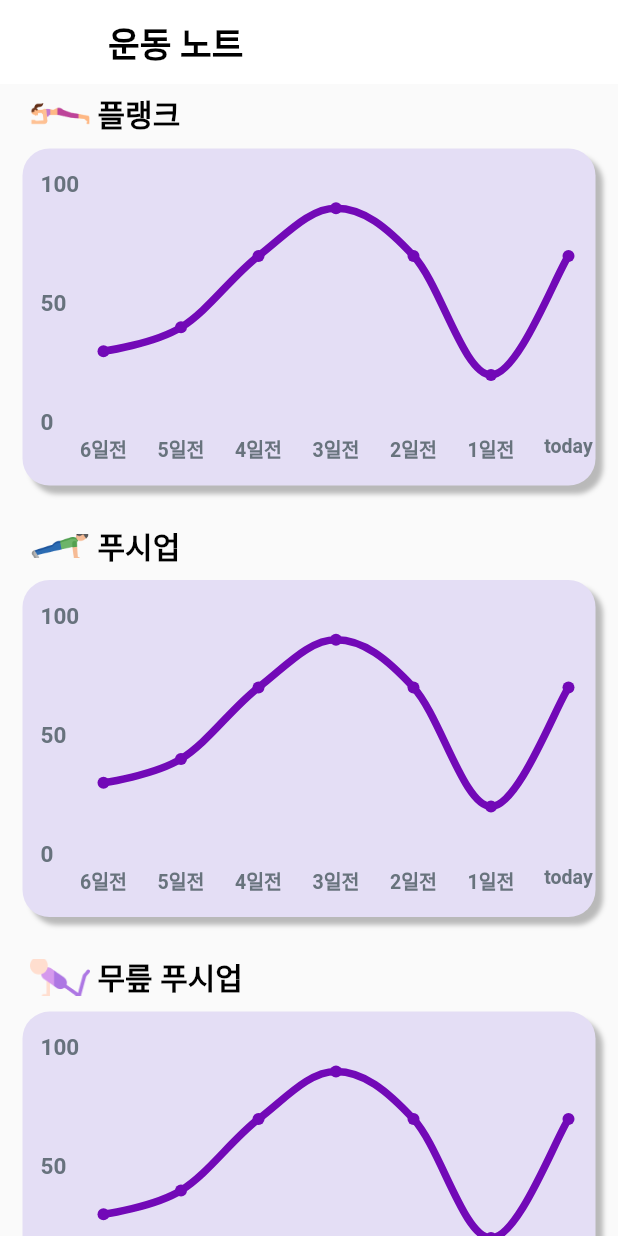
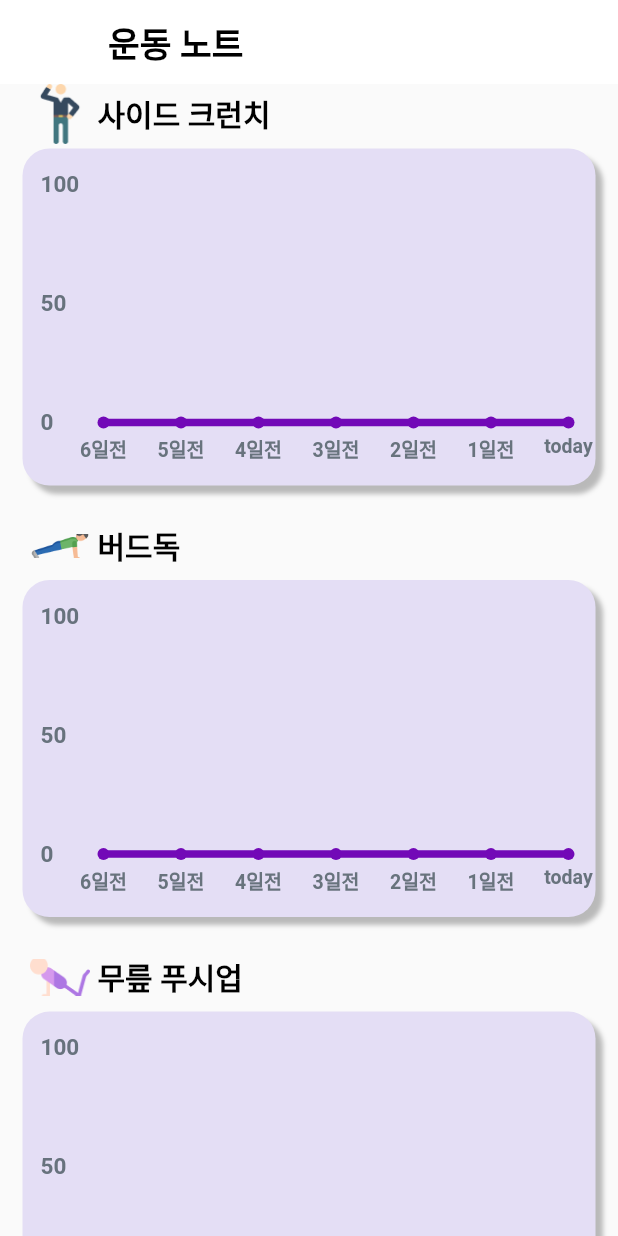
Before and after one commit to NaverMind/AIHealthCare, a Flutter app: the Note screen opened directly, on a phone screen of 412 x 824 dp. Run offline on Flutter 3.47's test engine with Material 2 defaults, Android fonts, the phone set to English and light mode, and no system bars; drawn by our look-alikes of fl_chart; our stand-ins replace drift, flutter_tts, get_it, introduction_screen, permission_handler, shared_preferences and 1 more; missing offline and left inert: body_detection, circular_bottom_navigation, flutter_beep; accounts and stored records are empty; generated files the repository leaves out were written again.

Commit message:
그래프 연동 완료

```diff
--- a/senior_fit_1/lib/database/drift_database.dart
+++ b/senior_fit_1/lib/database/drift_database.dart
@@ -25,6 +25,9 @@ class LocalDatabase extends _$LocalDatabase {
   Future<List<FeedbackScore>> watchFeedbackScores(DateTime startTime) =>
       (select(feedbackScores)..where((tbl)=>tbl.startTime.equals(startTime))).get();
 
+  Future<List<FeedbackScore>> watchFeedbackScoresAct(String activeName) =>
+      (select(feedbackScores)..where((tbl)=>tbl.activeName.equals(activeName))).get();
+
   @override
   int get schemaVersion => 1;
 }
--- a/senior_fit_1/lib/screens/for_chart.dart
+++ b/senior_fit_1/lib/screens/for_chart.dart
@@ -1,20 +1,88 @@
 import 'package:fl_chart/fl_chart.dart';
 import 'package:flutter/material.dart';
+import 'package:get_it/get_it.dart';
+
+import '../database/drift_database.dart';
 
 class LineChartSample2 extends StatefulWidget {
-  const LineChartSample2({super.key});
+  final String actionName;
+
+  const LineChartSample2({super.key, required this.actionName});
 
   @override
   State<LineChartSample2> createState() => _LineChartSample2State();
 }
 
 class _LineChartSample2State extends State<LineChartSample2> {
+  List<FlSpot> spotList = [
+    FlSpot(0, 0),
+    FlSpot(1, 0),
+    FlSpot(2, 0),
+    FlSpot(3, 0),
+    FlSpot(4, 0),
+    FlSpot(5, 0),
+    FlSpot(6, 0),
+  ];
+  List<List<int>> spotTemp = [
+    [0, 0],
+    [0, 0],
+    [0, 0],
+    [0, 0],
+    [0, 0],
+    [0, 0],
+    [0, 0],
+  ];
+
   List<Color> gradientColors = [
     const Color(0xff7209B7),
     const Color(0xff7209B7),
   ];
 
   bool showAvg = false;
+
+  void readDatabase() async {
+    final data = await GetIt.I<LocalDatabase>()
+        .watchFeedbackScoresAct(widget.actionName);
+    print(data);
+
+    DateTime today = DateTime(
+      DateTime.now().year,
+      DateTime.now().month,
+      DateTime.now().day,
+    );
+
+    for (var element in data) {
+      print(element);
+
+      int diff = today.difference(element.createdAt).inDays;
+      print("diff : $diff");
+      if (diff < 7) {
+        spotTemp[diff][1] = (spotTemp[diff][1] + element.score~/4);
+        spotTemp[diff][0]++;
+      }
+    }
+    print('${widget.actionName}=============');
+    print(spotTemp);
+    print('=============');
+    setState((){
+      spotList = [
+        FlSpot(0, spotTemp[6][0] != 0 ? ((spotTemp[6][1]~/spotTemp[6][0])/10).toDouble() : 0),
+        FlSpot(1, spotTemp[5][0] != 0 ? ((spotTemp[5][1]~/spotTemp[5][0])/10).toDouble(): 0),
+        FlSpot(2, spotTemp[4][0] != 0 ? ((spotTemp[4][1]~/spotTemp[4][0])/10).toDouble(): 0),
+        FlSpot(3, spotTemp[3][0] != 0 ? ((spotTemp[3][1]~/spotTemp[3][0])/10).toDouble(): 0),
+        FlSpot(4, spotTemp[2][0] != 0 ? ((spotTemp[2][1]~/spotTemp[2][0])/10).toDouble(): 0),
+        FlSpot(5, spotTemp[1][0] != 0 ? ((spotTemp[1][1]~/spotTemp[1][0])/10).toDouble(): 0),
+        FlSpot(6, spotTemp[0][0] != 0 ? ((spotTemp[0][1]~/spotTemp[0][0])/10).toDouble(): 0),
+      ];
+    });
+
+  }
+
+  @override
+  void initState() {
+    super.initState();
+    readDatabase();
+  }
 
   @override
   Widget build(BuildContext context) {
@@ -173,15 +241,7 @@ class _LineChartSample2State extends State<LineChartSample2> {
       maxY: 10,
       lineBarsData: [
         LineChartBarData(
-          spots: const [
-            FlSpot(0, 3),
-            FlSpot(1, 4),
-            FlSpot(2, 7),
-            FlSpot(3, 9),
-            FlSpot(4, 7),
-            FlSpot(5, 2),
-            FlSpot(6, 7),
-          ],
+          spots: spotList,
           isCurved: true,
           gradient: LinearGradient(
             colors: gradientColors,
@@ -194,9 +254,8 @@ class _LineChartSample2State extends State<LineChartSample2> {
           belowBarData: BarAreaData(
             show: true,
             gradient: LinearGradient(
-              colors: gradientColors
-                  .map((color) => color.withOpacity(0))
-                  .toList(),
+              colors:
+                  gradientColors.map((color) => color.withOpacity(0)).toList(),
             ),
           ),
         ),
--- a/senior_fit_1/lib/screens/note.dart
+++ b/senior_fit_1/lib/screens/note.dart
@@ -9,6 +9,8 @@ class Note extends StatefulWidget {
 }
 
 class _MyPageState extends State<Note> {
+
+
   @override
   Widget build(BuildContext context) {
     return Scaffold(
@@ -30,13 +32,13 @@ class _MyPageState extends State<Note> {
                   children: [
                     const SizedBox(width: 20,),
                     Image.asset(
-                      'images/plank.png',
+                      'images/man.png',
                       height: 40,
                       width: 40,
                       fit: BoxFit.contain,
                     ),
                     const Text(
-                      ' 플랭크',
+                      ' 사이드 크런치',
                       style: TextStyle(
                         color: Colors.black,
                         fontWeight: FontWeight.bold,
@@ -48,7 +50,7 @@ class _MyPageState extends State<Note> {
               ),
               const Padding(
                 padding: EdgeInsets.fromLTRB(15, 3, 15, 10),
-                child: LineChartSample2(),
+                child: LineChartSample2(actionName: '사이드 크런치',),
               ),
               const SizedBox(
                 height: 10,
@@ -65,7 +67,7 @@ class _MyPageState extends State<Note> {
                       fit: BoxFit.contain,
                     ),
                     const Text(
-                      ' 푸시업',
+                      ' 버드독',
                       style: TextStyle(
                         color: Colors.black,
                         fontWeight: FontWeight.bold,
@@ -77,7 +79,7 @@ class _MyPageState extends State<Note> {
               ),
               const Padding(
                 padding: EdgeInsets.fromLTRB(15, 3, 15, 10),
-                child: LineChartSample2(),
+                child: LineChartSample2(actionName: '버드독',),
               ),
               const SizedBox(
                 height: 10,
@@ -106,7 +108,7 @@ class _MyPageState extends State<Note> {
               ),
               const Padding(
                 padding: EdgeInsets.fromLTRB(15, 3, 15, 10),
-                child: LineChartSample2(),
+                child: LineChartSample2(actionName: '무릎 푸시업',),
               ),
               const SizedBox(
                 height: 10,
@@ -117,13 +119,13 @@ class _MyPageState extends State<Note> {
                   children: [
                     const SizedBox(width: 20,),
                     Image.asset(
-                      'images/man.png',
+                      'images/plank.png',
                       height: 40,
                       width: 40,
                       fit: BoxFit.contain,
                     ),
                     const Text(
-                      ' 사이드 크런치',
+                      ' 플랭크',
                       style: TextStyle(
                         color: Colors.black,
                         fontWeight: FontWeight.bold,
@@ -135,7 +137,7 @@ class _MyPageState extends State<Note> {
               ),
               const Padding(
                 padding: EdgeInsets.fromLTRB(15, 3, 15, 10),
-                child: LineChartSample2(),
+                child: LineChartSample2(actionName: '플랭크',),
               ),
             ],
           ),
--- a/senior_fit_1/lib/table/feedbackScore.dart
+++ b/senior_fit_1/lib/table/feedbackScore.dart
@@ -16,6 +16,10 @@ class FeedbackScores extends Table {
 
   // row 생성날짜
   DateTimeColumn get createdAt => dateTime().clientDefault(
-        () => DateTime.now(),
+        () => DateTime(
+          DateTime.now().year,
+          DateTime.now().month,
+          DateTime.now().day,
+        ),
       )();
 }
```
Also changed, not shown: senior_fit_1/lib/database/drift_database.g.dart.
